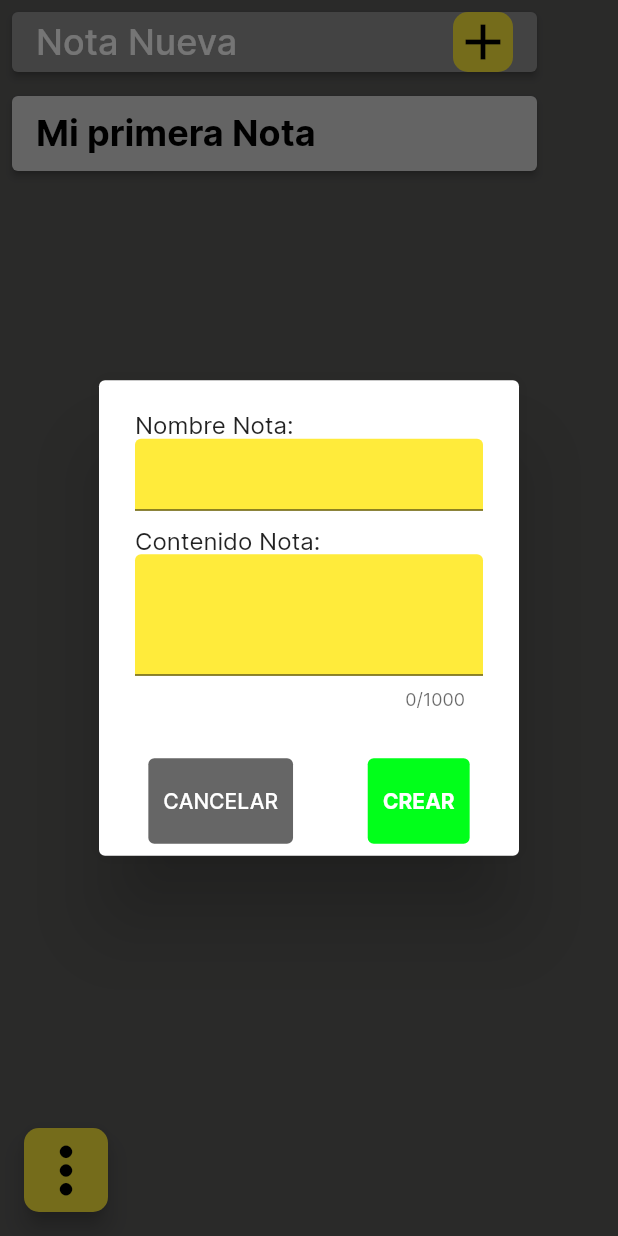
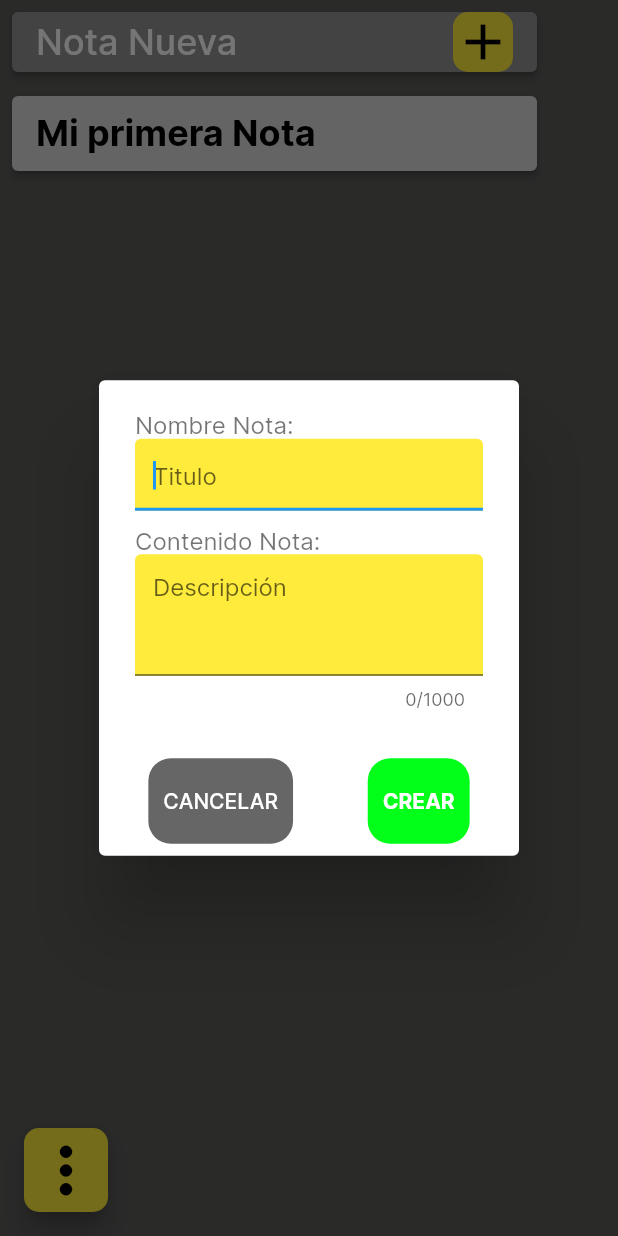
Before and after one commit to miguel0920/NotesMinTicFlutter, a Flutter app: the Home screen opened by its route, after a tap on "Nota Nueva", on a phone screen of 412 x 824 dp. Run offline on Flutter 3.47's test engine with Material 2 defaults, Android fonts, the light colour scheme and no system bars; our stand-ins replace cloud_firestore, firebase_auth, firebase_core, flutter_svg; accounts and stored records are empty.

Commit message:
add registration and login logos and adjust note creation screen

```diff
--- a/lib/screens/showDialogs/showdialognewnote_screen.dart
+++ b/lib/screens/showDialogs/showdialognewnote_screen.dart
@@ -9,22 +9,27 @@ class ShowDialogNewNote {
       builder: (BuildContext context) {
         return AlertDialog(
           content: Column(
-            mainAxisAlignment: MainAxisAlignment.spaceAround,
+            mainAxisAlignment: MainAxisAlignment.spaceEvenly,
             mainAxisSize: MainAxisSize.min,
             crossAxisAlignment: CrossAxisAlignment.start,
             children: [
-              const Text('Nombre Nota: '),
+              const Text(
+                'Nombre Nota: ',
+                style: TextStyle(color: Colors.black54, fontSize: 16),
+              ),
               TextField(
-                keyboardType: TextInputType.text,
-                controller: TextEditingController(text: title),
-                decoration: const InputDecoration(
-                    fillColor: Colors.yellow, filled: true),
-                style: const TextStyle(fontWeight: FontWeight.bold),
-              ),
+                  autofocus: true,
+                  keyboardType: TextInputType.text,
+                  controller: TextEditingController(text: title),
+                  decoration: const InputDecoration(
+                      hintText: 'Titulo',
+                      fillColor: Colors.yellow,
+                      filled: true)),
               const SizedBox(
                 height: 10.0,
               ),
-              const Text('Contenido Nota: '),
+              const Text('Contenido Nota: ',
+                  style: TextStyle(color: Colors.black54)),
               TextField(
                   keyboardType: TextInputType.multiline,
                   minLines: 3,
@@ -32,13 +37,18 @@ class ShowDialogNewNote {
                   maxLength: 1000,
                   controller: TextEditingController(text: content),
                   decoration: const InputDecoration(
-                      fillColor: Colors.yellow, filled: true))
+                      hintText: 'Descripción',
+                      fillColor: Colors.yellow,
+                      filled: true))
             ],
           ),
           actionsAlignment: MainAxisAlignment.spaceAround,
           actions: <Widget>[
             TextButton(
               style: ButtonStyle(
+                  shape: MaterialStateProperty.all<RoundedRectangleBorder>(
+                      RoundedRectangleBorder(
+                          borderRadius: BorderRadius.circular(15.0))),
                   padding: MaterialStateProperty.all<EdgeInsets>(
                       const EdgeInsets.only(
                           top: 20, bottom: 20, left: 10, right: 10)),
@@ -52,6 +62,9 @@ class ShowDialogNewNote {
             ),
             TextButton(
               style: ButtonStyle(
+                  shape: MaterialStateProperty.all<RoundedRectangleBorder>(
+                      RoundedRectangleBorder(
+                          borderRadius: BorderRadius.circular(15.0))),
                   padding: MaterialStateProperty.all<EdgeInsets>(
                       const EdgeInsets.only(
                           top: 20, bottom: 20, left: 10, right: 10)),
```
Also changed, not shown: lib/screens/login_screen.dart (+9 -6 lines), lib/screens/registration_screen.dart (+8 -9 lines), pubspec.yaml (+14 -10 lines), assets/fonts/Inter-Black.ttf (renamed from fonts/Inter-Black.ttf), assets/fonts/Inter-Bold.ttf (renamed from fonts/Inter-Bold.ttf), assets/fonts/Inter-ExtraBold.ttf (renamed from fonts/Inter-ExtraBold.ttf), assets/fonts/Inter-ExtraLight.ttf (renamed from fonts/Inter-ExtraLight.ttf), assets/fonts/Inter-Light.ttf (renamed from fonts/Inter-Light.ttf), assets/fonts/Inter-Medium.ttf (renamed from fonts/Inter-Medium.ttf), assets/fonts/Inter-Regular.ttf (renamed from fonts/Inter-Regular.ttf), assets/fonts/Inter-SemiBold.ttf (renamed from fonts/Inter-SemiBold.ttf), assets/fonts/Inter-Thin.ttf (renamed from fonts/Inter-Thin.ttf), assets/fonts/Inter-VariableFont_slnt,wght.ttf (renamed from fonts/Inter-VariableFont_slnt,wght.ttf), assets/images/logo_login.svg (added), 3 more files.
